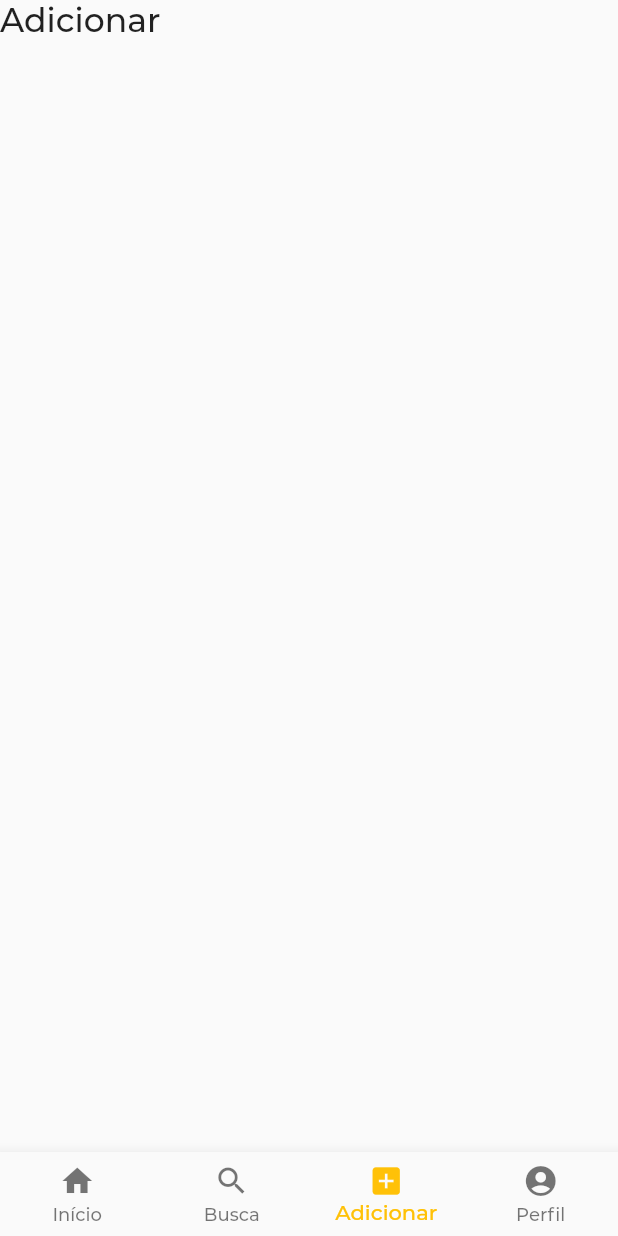
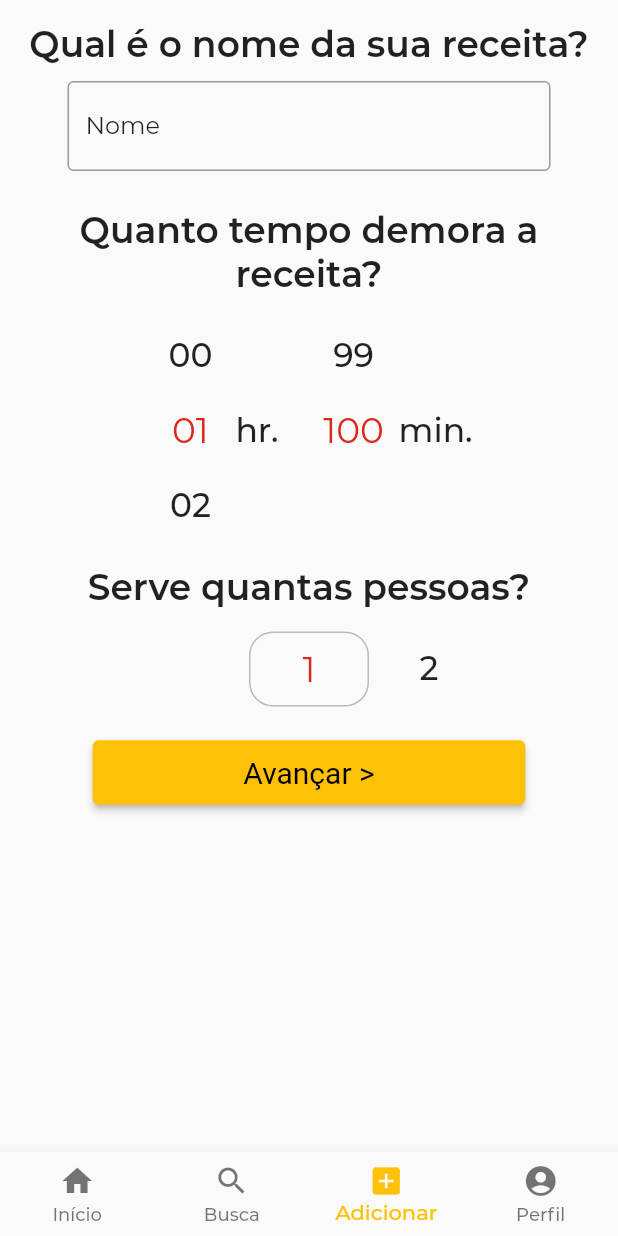
Before and after one commit to VictorOhashi/comidinhas, a Flutter app: the HomeView screen opened by its route, item 3 of the bottom bar chosen, on a phone screen of 412 x 824 dp. Run offline on Flutter 3.47's test engine with Material 2 defaults, Android fonts, the phone set to English and light mode, and no system bars; drawn by our look-alikes of numberpicker; our stand-ins replace cloud_firestore, firebase_core, flutter_rating_bar, freezed_annotation, logger, stacked and 1 more; missing offline and left inert: stacked_firebase_auth; accounts and stored records are empty.

Commit message:
feat: Receita form

```diff
--- a/lib/app/app.dart
+++ b/lib/app/app.dart
@@ -1,4 +1,4 @@
-import 'package:comidinhas/views/receita_view/receita_view.dart';
+import 'package:comidinhas/views/form_receita_view/form_receita_view.dart';
 import 'package:stacked/stacked_annotations.dart';
 import 'package:stacked_firebase_auth/stacked_firebase_auth.dart';
 import 'package:stacked_services/stacked_services.dart';
@@ -11,6 +11,7 @@ import 'package:comidinhas/views/init_view/init_view.dart';
 import 'package:comidinhas/views/login_user_view/login_user_view.dart';
 import 'package:comidinhas/views/no_user_view/no_user_view.dart';
 import 'package:comidinhas/views/profile_view/profile_view.dart';
+import 'package:comidinhas/views/receita_view/receita_view.dart';
 
 @StackedApp(
   routes: [
@@ -21,6 +22,7 @@ import 'package:comidinhas/views/profile_view/profile_view.dart';
     MaterialRoute(page: LoginUserView),
     MaterialRoute(page: CreateUserView),
     MaterialRoute(page: ReceitaView),
+    MaterialRoute(page: FormReceitaView),
   ],
   dependencies: [
     LazySingleton(classType: NavigationService),
--- a/lib/app/app.router.dart
+++ b/lib/app/app.router.dart
@@ -10,6 +10,7 @@ import 'package:flutter/material.dart';
 import 'package:stacked/stacked.dart';
 
 import '../views/create_user_view/create_user_view.dart';
+import '../views/form_receita_view/form_receita_view.dart';
 import '../views/home_view/home_view.dart';
 import '../views/init_view/init_view.dart';
 import '../views/login_user_view/login_user_view.dart';
@@ -25,6 +26,7 @@ class Routes {
   static const String loginUserView = '/login-user-view';
   static const String createUserView = '/create-user-view';
   static const String receitaView = '/receita-view';
+  static const String formReceitaView = '/form-receita-view';
   static const all = <String>{
     initViewView,
     homeView,
@@ -33,6 +35,7 @@ class Routes {
     loginUserView,
     createUserView,
     receitaView,
+    formReceitaView,
   };
 }
 
@@ -47,6 +50,7 @@ class StackedRouter extends RouterBase {
     RouteDef(Routes.loginUserView, page: LoginUserView),
     RouteDef(Routes.createUserView, page: CreateUserView),
     RouteDef(Routes.receitaView, page: ReceitaView),
+    RouteDef(Routes.formReceitaView, page: FormReceitaView),
   ];
   @override
   Map<Type, StackedRouteFactory> get pagesMap => _pagesMap;
@@ -99,6 +103,12 @@ class StackedRouter extends RouterBase {
         settings: data,
       );
     },
+    FormReceitaView: (data) {
+      return MaterialPageRoute<dynamic>(
+        builder: (context) => const FormReceitaView(),
+        settings: data,
+      );
+    },
   };
 }
 
--- a/lib/models/application_models.dart
+++ b/lib/models/application_models.dart
@@ -10,7 +10,7 @@ class User with _$User {
     String? email,
     String? nome,
     String? image,
-    int? avaliacao,
+    double? avaliacao,
     String? descricao,
     List<String>? favoritos,
     List<String>? receitas,
--- a/lib/models/receita.dart
+++ b/lib/models/receita.dart
@@ -47,7 +47,7 @@ class Receita {
       nome: map['nome'],
       quantidadePessoas: map['quantidadePessoas'],
       tempoPreparo: map['tempoPreparo'],
-      avaliacao: double.tryParse('${map['avaliacao']}'),
+      avaliacao: (map['avaliacao'] as num).toDouble(),
       categorias: List<String>.from(map['categorias']),
       imagem: map['imagem'],
       ingredientes: List<String>.from(map['ingredientes']),
--- /dev/null
+++ b/lib/views/form_receita_view/form_receita_view.dart
@@ -0,0 +1,36 @@
+import 'package:flutter/material.dart';
+import 'package:stacked/stacked.dart';
+
+import 'form_receita_viewmodel.dart';
+import 'widgets/base_info_receita.dart';
+
+class FormReceitaView extends StatelessWidget {
+  const FormReceitaView({Key? key}) : super(key: key);
+
+  @override
+  Widget build(BuildContext context) {
+    return ViewModelBuilder<FormReceitaViewModel>.reactive(
+      viewModelBuilder: () => FormReceitaViewModel(),
+      builder: (context, model, child) => Scaffold(
+        body: SafeArea(
+          child: Padding(
+            padding: const EdgeInsets.all(15),
+            child: Column(
+              children: [
+                BaseInfoReceita(),
+                SizedBox(height: 20),
+                Container(
+                  width: MediaQuery.of(context).size.width * 0.7,
+                  child: ElevatedButton(
+                    onPressed: () {},
+                    child: Text('Avançar >'),
+                  ),
+                ),
+              ],
+            ),
+          ),
+        ),
+      ),
+    );
+  }
+}
--- /dev/null
+++ b/lib/views/form_receita_view/form_receita_viewmodel.dart
@@ -0,0 +1,3 @@
+import 'package:stacked/stacked.dart';
+
+class FormReceitaViewModel extends IndexTrackingViewModel {}
--- /dev/null
+++ b/lib/views/form_receita_view/widgets/base_info_receita.dart
@@ -0,0 +1,76 @@
+import 'package:flutter/material.dart';
+import 'package:numberpicker/numberpicker.dart';
+
+class BaseInfoReceita extends StatelessWidget {
+  @override
+  Widget build(BuildContext context) {
+    return Column(
+      children: [
+        Text(
+          'Qual é o nome da sua receita?',
+          textAlign: TextAlign.center,
+          style: Theme.of(context).textTheme.headline3,
+        ),
+        Padding(
+          padding: const EdgeInsets.symmetric(horizontal: 30, vertical: 10),
+          child: TextField(
+            decoration: InputDecoration(labelText: 'Nome'),
+          ),
+        ),
+        SizedBox(height: 15),
+        Text(
+          'Quanto tempo demora a receita?',
+          textAlign: TextAlign.center,
+          style: Theme.of(context).textTheme.headline3,
+        ),
+        SizedBox(height: 15),
+        Container(
+          height: 150,
+          child: Row(
+            mainAxisAlignment: MainAxisAlignment.center,
+            children: [
+              NumberPicker(
+                value: 1,
+                onChanged: (value) => {},
+                minValue: 0,
+                maxValue: 100,
+                itemWidth: 60,
+                textMapper: (text) => int.parse(text) < 10 ? '0$text' : text,
+              ),
+              Text('hr.'),
+              SizedBox(width: 20),
+              NumberPicker(
+                value: 100,
+                onChanged: (value) => {},
+                minValue: 0,
+                maxValue: 100,
+                itemWidth: 60,
+                textMapper: (text) => int.parse(text) < 10 ? '0$text' : text,
+              ),
+              Text('min.'),
+            ],
+          ),
+        ),
+        SizedBox(height: 15),
+        Text(
+          'Serve quantas pessoas?',
+          textAlign: TextAlign.center,
+          style: Theme.of(context).textTheme.headline3,
+        ),
+        SizedBox(height: 15),
+        NumberPicker(
+          value: 1,
+          onChanged: (value) => {},
+          minValue: 1,
+          maxValue: 100,
+          axis: Axis.horizontal,
+          itemWidth: 80,
+          decoration: BoxDecoration(
+            borderRadius: BorderRadius.circular(16),
+            border: Border.all(color: Colors.black26),
+          ),
+        ),
+      ],
+    );
+  }
+}
--- a/lib/views/home_view/home_view.dart
+++ b/lib/views/home_view/home_view.dart
@@ -1,3 +1,4 @@
+import 'package:comidinhas/views/form_receita_view/form_receita_view.dart';
 import 'package:flutter/material.dart';
 import 'package:stacked/stacked.dart';
 
@@ -16,9 +17,7 @@ class HomeView extends StatelessWidget {
           body: Text('Busca'),
         );
       case 2:
-        return Scaffold(
-          body: Text('Adicionar'),
-        );
+        return FormReceitaView();
       case 3:
         return model.hasCurrentUser ? ProfileView() : NoUserView();
       default:
@@ -32,7 +31,7 @@ class HomeView extends StatelessWidget {
       viewModelBuilder: () => HomeViewModel(),
       onModelReady: (model) async {
         await model.getCategorias();
-        await model.getReceitas();
+        await model.listenReceitas();
       },
       builder: (context, model, child) => Scaffold(
         bottomNavigationBar: BottomNavigation(),
--- a/lib/views/profile_view/widgets/receitas_list.dart
+++ b/lib/views/profile_view/widgets/receitas_list.dart
@@ -43,6 +43,7 @@ class ReceitasList extends StatelessWidget {
             ),
           ),
         ),
+        if (receitas.length > 0)
           Container(
             height: 280,
             child: ListView.builder(
--- a/pubspec.yaml
+++ b/pubspec.yaml
@@ -11,6 +11,7 @@ dependencies:
     sdk: flutter
   cupertino_icons: ^0.1.2
   flutter_rating_bar: ^4.0.0
+  numberpicker: ^2.1.1
 
   # Firebase
   cloud_firestore: ^2.1.0
```
Also changed, not shown: lib/services/receita_services.dart (+67 -27 lines), lib/views/home_view/home_viewmodel.dart (+11 -4 lines), lib/views/home_view/widgets/receitas_view.dart (+12 -7 lines), lib/views/profile_view/profile_view.dart (+16 -5 lines), lib/views/profile_view/profile_viewmodel.dart (+8 -26 lines), lib/widgets/loader.dart (added, +24 -0 lines), lib/models/application_models.freezed.dart, lib/models/application_models.g.dart, pubspec.lock. Lines whose indentation alone changed are shown as unchanged.
